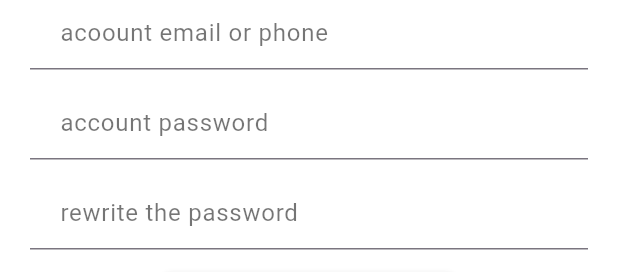
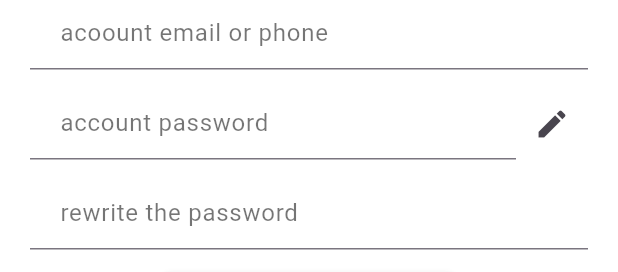
Before and after one commit to Ramezramo/passGuerd3, a Flutter app: the AddNewPass widget shown alone on an empty page, opened directly, on a phone screen of 412 x 824 dp. Shown: the part 205-477 px from the top of the screen. Run offline on Flutter 3.47's test engine with Material 2 defaults, Android fonts, the phone set to English and light mode, and no system bars; our stand-ins replace cloud_firestore, firebase_auth, firebase_core, flutter_spinkit, material_design_icons_flutter; accounts and stored records are empty; network calls fail.

Commit message:
some changes

```diff
--- a/lib/Reuseable_widgets/OwnTextFieldDecoration.dart
+++ b/lib/Reuseable_widgets/OwnTextFieldDecoration.dart
@@ -5,11 +5,12 @@ import 'loding_now.dart';
 import 'package:flutter/material.dart';
 
 
-InputDecoration my_TextField_decoration (lineWidth,borderradios,hinttextcolor,hint_text,raidos_circuler,borderSide_color,borderSide_color_infocus,add_decoration_or_no) {
+InputDecoration my_TextField_decoration (prefixIcon,lineWidth,borderradios,hinttextcolor,hint_text,raidos_circuler,borderSide_color,borderSide_color_infocus,add_decoration_or_no) {
   // Color borderSide_color_infocus;
   // Color borderSide_color;
   double _raidos_circuler = raidos_circuler == "default" ? 32 : raidos_circuler  ;
   return InputDecoration(
+    prefixIcon:prefixIcon,
     hintText: hint_text,
     // labelStyle: TextStyle(color:Colors.black ),
     // fillColor: Colors.black,
--- a/lib/Reuseable_widgets/myCatTextField.dart
+++ b/lib/Reuseable_widgets/myCatTextField.dart
@@ -18,10 +18,11 @@ class MyTextField extends StatelessWidget {
   final borderradios;
   final Color? backGroundColor;
   final double? lineWidth;
+  final Icon? prefixIcon;
 
 
 
-  MyTextField({Key? key,this.lineWidth = 1.0,this.backGroundColor = null,this.borderradios = null,this.hintTextColor = Colors.black54,this.enabled = true,required this.addDecaration,this.textEditingController = null, this.hint_text = null , this.text_input_type = TextInputType.emailAddress, required this.is_password, this.decoration_degree = 12,this.borderSide_color = Colors.red,this.borderSide_color_infocas = Colors.green}) : super(key: key);
+  MyTextField({Key? key,this.prefixIcon = null ,this.lineWidth = 1.0,this.backGroundColor = null,this.borderradios = null,this.hintTextColor = Colors.black54,this.enabled = true,required this.addDecaration,this.textEditingController = null, this.hint_text = null , this.text_input_type = TextInputType.emailAddress, required this.is_password, this.decoration_degree = 12,this.borderSide_color = Colors.red,this.borderSide_color_infocas = Colors.green}) : super(key: key);
 
   @override
   Widget build(BuildContext context) {
@@ -30,13 +31,16 @@ class MyTextField extends StatelessWidget {
 
       color: backGroundColor,
       child: TextField(
+
         controller: textEditingController,
         keyboardType: text_input_type,
         obscureText: is_password,
         enabled: enabled,
         cursorColor: Colors.red,
 
-        decoration: my_TextField_decoration(lineWidth,nradios,hintTextColor,
+        decoration:
+
+        my_TextField_decoration(prefixIcon,lineWidth,nradios,hintTextColor,
             hint_text, decoration_degree, borderSide_color, borderSide_color_infocas,addDecaration),
       ),
     );
--- a/lib/add_new_pass.dart
+++ b/lib/add_new_pass.dart
@@ -1,8 +1,8 @@
 import 'package:flutter/material.dart';
+import 'ComplexXoperations/DataPageCrypto.dart';
 import 'Reuseable_widgets/myCatButton.dart';
 import 'Reuseable_widgets/myCatTextField.dart';
 import 'DATABASECONTROLERS/MakeChangesInDataBase.dart';
-
 
 TextEditingController _mailController = TextEditingController();
 TextEditingController _passController = TextEditingController();
@@ -34,6 +34,7 @@ class _AddNewPassState extends State<AddNewPass> {
       ),
     );
   }
+
   @override
   Widget build(BuildContext context) {
     _ChangesDBM.getCurrentUser();
@@ -80,14 +81,33 @@ class _AddNewPassState extends State<AddNewPass> {
                         textEditingController: _mailController,
                       )),
                   Container(
-                      margin:
-                          const EdgeInsets.only(top: 12, left: 20, right: 20),
-                      child: MyTextField(
-                        addDecaration: false,
-                        hint_text: "account password",
-                        is_password: false,
-                        textEditingController: _passController,
-                      )),
+                    margin: const EdgeInsets.only(top: 12, left: 20, right: 20),
+                    child: Row(
+                      children: [
+                        Expanded(
+                          child: MyTextField(
+                            addDecaration: false,
+                            hint_text: "account password",
+                            is_password: false,
+                            textEditingController: _passController,
+                          ),
+                        ),
+                        IconButton(
+                          onPressed: () {
+                            // Add your functionality here
+                            String foundpass = generatePassword("sdfsdfasda",_mailController.text, "1");
+                            setState(() {
+                              _passController.text = foundpass;
+                              _confirmpassController.text = foundpass;
+                            });
+
+                          },
+                          icon: Icon(Icons.create),
+                        ),
+                      ],
+                    ),
+                  ),
+
                   Container(
                       margin:
                           const EdgeInsets.only(top: 12, left: 20, right: 20),
@@ -101,7 +121,6 @@ class _AddNewPassState extends State<AddNewPass> {
                     onPressed: () {
                       if (_mailController.text.length > 1 &&
                           _passController.text.length > 1) {
-
                         if (_confirmpassController.text ==
                             _passController.text) {
                           if (widget.mainPageOrStackTF == true) {
@@ -120,7 +139,7 @@ class _AddNewPassState extends State<AddNewPass> {
                           _mailController.clear();
                           _confirmpassController.clear();
                           Navigator.of(context).pop();
-                        }else{
+                        } else {
                           _showPasswordMismatchSnackBar();
                         }
                       }
```
